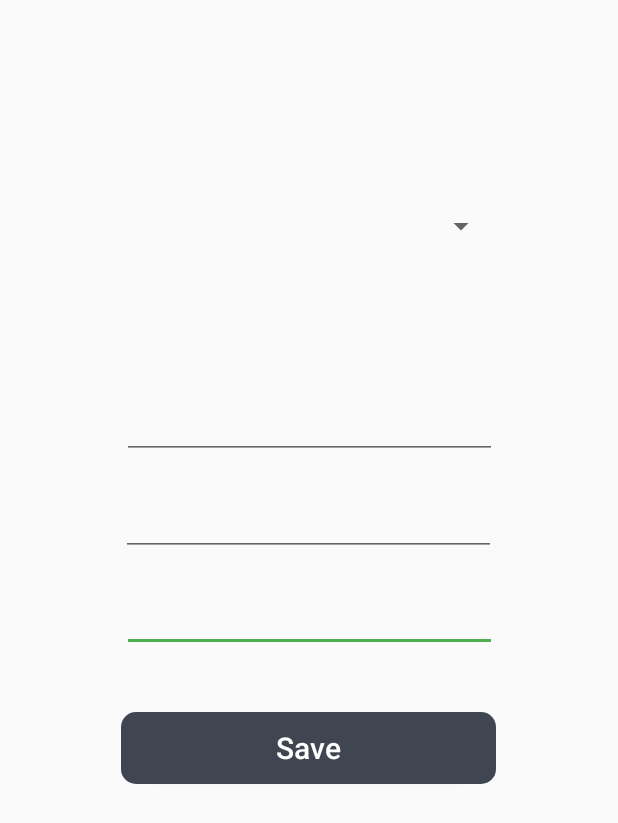
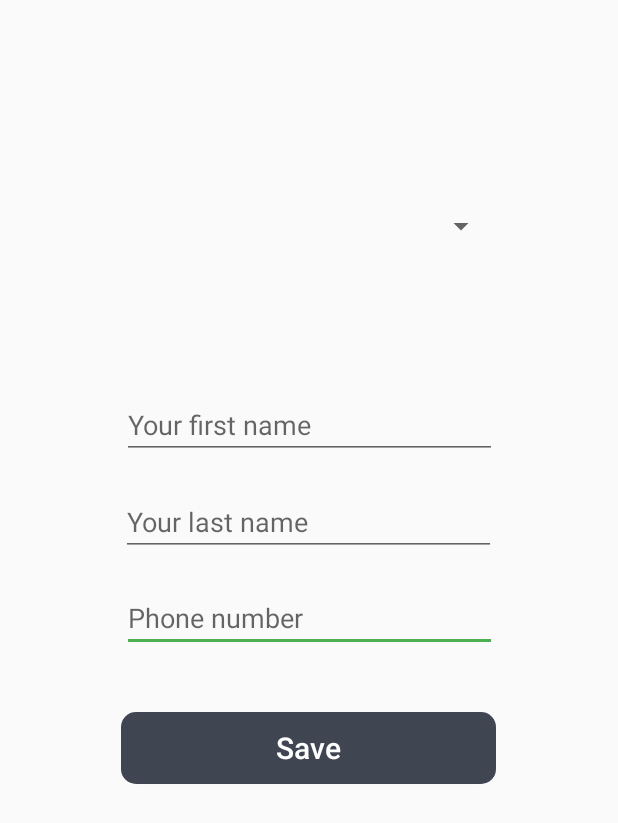
Before and after one commit to pawelsadownik/PamoProject, an Android app: the fragment UserFormFragment shown on its own in the app's theme, on a phone screen of 412 x 824 dp. Shown: the top 823 px of the screen. Run offline under Robolectric (Android 15) with nearby library versions, the phone set to English and light mode, and no system bars; our stand-ins replace Firebase (no records; nobody signed in at launch, a user with empty details on screens opened directly); 2 statements that could not run were skipped.

Commit message:
User form strings to resources

```diff
--- a/app/src/main/res/layout/fragment_user_form.xml
+++ b/app/src/main/res/layout/fragment_user_form.xml
@@ -11,6 +11,7 @@
       android:layout_width="250dp"
       android:layout_height="wrap_content"
       android:ems="10"
+      android:hint="@string/phone_number"
       android:inputType="phone"
       app:layout_constraintBottom_toBottomOf="parent"
       app:layout_constraintEnd_toEndOf="parent"
@@ -21,6 +22,8 @@
       android:id="@+id/name"
       android:layout_width="250dp"
       android:layout_height="wrap_content"
+      android:hint="@string/name_hint"
+      android:inputType="textPersonName"
       app:layout_constraintBottom_toBottomOf="parent"
       app:layout_constraintEnd_toEndOf="parent"
       app:layout_constraintHorizontal_bias="0.503"
@@ -32,6 +35,8 @@
       android:id="@+id/surname"
       android:layout_width="250dp"
       android:layout_height="wrap_content"
+      android:hint="@string/surname_hint"
+      android:inputType="textPersonName"
       app:layout_constraintBottom_toBottomOf="parent"
       app:layout_constraintEnd_toEndOf="parent"
       app:layout_constraintHorizontal_bias="0.498"
@@ -43,11 +48,11 @@
       android:id="@+id/saveButton"
       android:layout_width="250dp"
       android:layout_height="wrap_content"
-    android:text="Save"
+      android:background="@drawable/custom_button"
+      android:text="@string/save"
       android:textAllCaps="false"
-    android:textSize="20dp"
       android:textColor="#FFFFFF"
-    android:background="@drawable/custom_button"
+      android:textSize="20sp"
       app:layout_constraintBottom_toBottomOf="parent"
       app:layout_constraintEnd_toEndOf="parent"
       app:layout_constraintHorizontal_bias="0.498"
@@ -59,7 +64,7 @@
       android:id="@+id/spinner"
       android:layout_width="250dp"
       android:layout_height="100dp"
-    android:textSize="20dp"
+      android:textSize="20sp"
       app:layout_constraintBottom_toBottomOf="parent"
       app:layout_constraintEnd_toEndOf="parent"
       app:layout_constraintHorizontal_bias="0.503"
--- a/app/src/main/res/values/strings.xml
+++ b/app/src/main/res/values/strings.xml
@@ -16,21 +16,17 @@
     <string name="login">Log In</string>
     <string name="register">Register</string>
     <string name="title_activity_tesm2">tesm2Activity</string>
-  <!-- Strings used for fragments for navigation -->
     <string name="first_fragment_label">First Fragment</string>
     <string name="second_fragment_label">Second Fragment</string>
     <string name="next">Next</string>
     <string name="previous">Previous</string>
-
     <string name="label_buy_now">Pay now</string>
     <string name="pln">PLN</string>
     <string name="label_saveCard">SAVE</string>
-
-  <!-- TODO: Remove or change this placeholder text -->
     <string name="hello_blank_fragment">Hello blank fragment</string>
     <string name="your_prayer">Your prayer</string>
     <string name="price">Price</string>
-  <string name="intension">Intension</string>
+    <string name="intention">Intention</string>
     <string name="pay">Pay</string>
     <string name="mobile_number_explanation">SMS is required on this number</string>
     <string name="payment_confirmation_title">Confirm before purchase</string>
@@ -44,5 +40,7 @@
     <string name="cancel">Cancel</string>
     <string name="form_not_complete_info">Please complete the form</string>
     <string name="data_updated">Data updated</string>
-
+    <string name="name_hint">Your first name</string>
+    <string name="surname_hint">Your last name</string>
+    <string name="save">Save</string>
 </resources>
```
Lines whose indentation alone changed are shown as unchanged.
